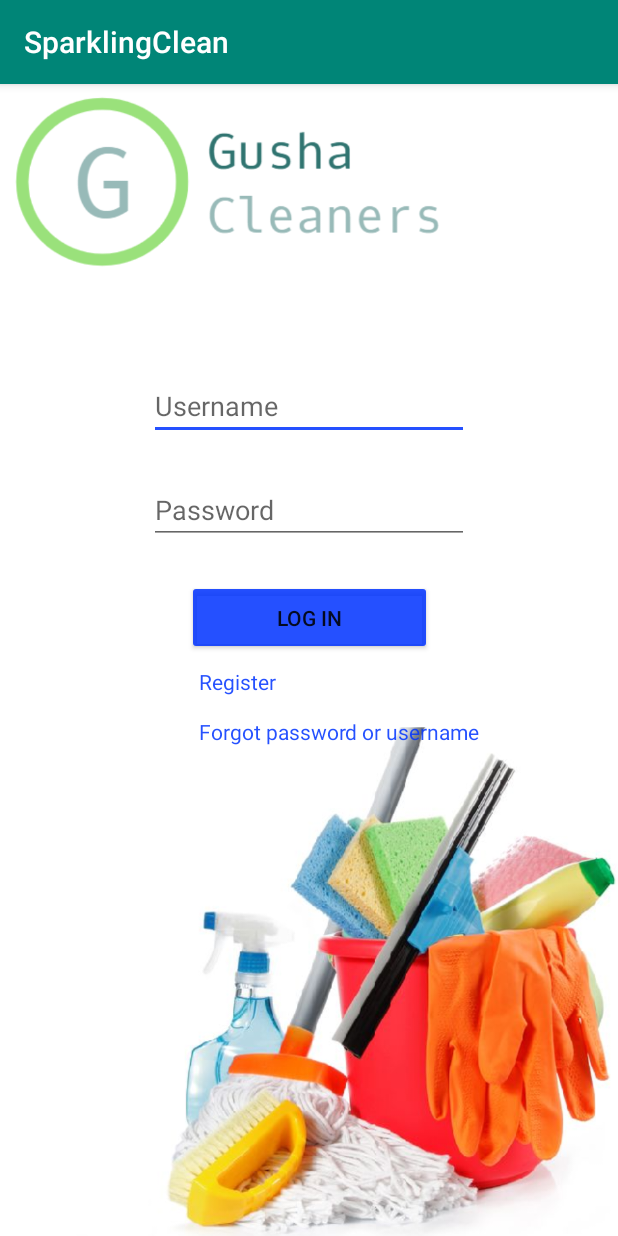
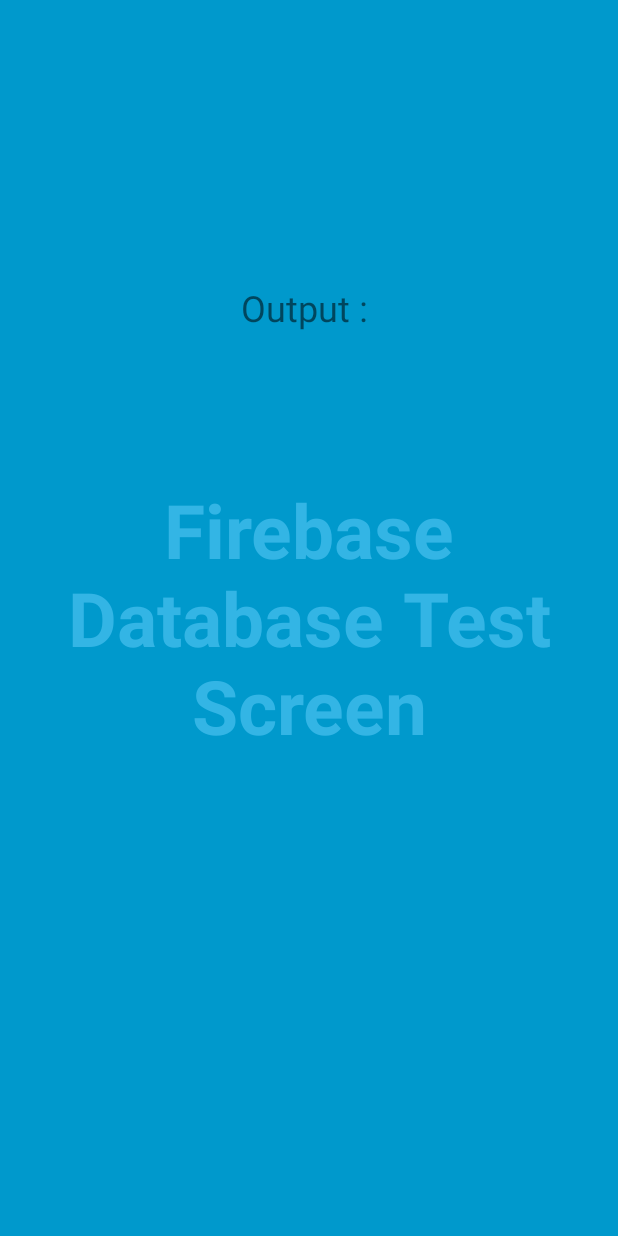
Before and after one commit to ltdeivis/SparklingClean, an Android app: the screen it shows after launch (LoginActivity before the commit, FirebaseActivity after it), after a tap on "LOG IN", on a phone screen of 412 x 824 dp. Run offline under Robolectric (Android 15) with nearby library versions, the phone set to English and light mode, and no system bars; 1 statement that could not run was skipped.

Commit message:
- Firebase testing added - New testing activity

```diff
--- a/app/build.gradle
+++ b/app/build.gradle
@@ -25,6 +25,7 @@ dependencies {
     implementation 'com.android.support:appcompat-v7:28.0.0'
     implementation 'com.android.support.constraint:constraint-layout:1.1.3'
     implementation 'com.google.firebase:firebase-database:16.0.4'
+    implementation 'com.android.support:support-v4:28.0.0'
     testImplementation 'junit:junit:4.12'
     androidTestImplementation 'com.android.support.test:runner:1.0.2'
     androidTestImplementation 'com.android.support.test.espresso:espresso-core:3.0.2'
--- a/app/src/main/java/com/example/sparklingclean/Firebase/DB/DatabaseTester.java
+++ b/app/src/main/java/com/example/sparklingclean/Firebase/DB/DatabaseTester.java
@@ -6,13 +6,15 @@ import com.google.firebase.database.FirebaseDatabase;
 public class DatabaseTester {
 
     public DatabaseTester() {
-        testWriteToDB();
+
     }
 
-    private void testWriteToDB() {
+    public void testWriteToDB(String reference, String content) {
         FirebaseDatabase database = FirebaseDatabase.getInstance();
-        DatabaseReference myRef = database.getReference("message");
+        DatabaseReference myRef = database.getReference(reference);
 
-        myRef.setValue("Yare Yare Daze");
+        myRef.setValue(content);
     }
+
+
 }
--- /dev/null
+++ b/app/src/main/java/com/example/sparklingclean/Firebase/DB/FirebaseActivity.java
@@ -0,0 +1,183 @@
+package com.example.sparklingclean.Firebase.DB;
+
+import android.annotation.SuppressLint;
+import android.support.v7.app.ActionBar;
+import android.support.v7.app.AppCompatActivity;
+import android.os.Bundle;
+import android.os.Handler;
+import android.view.MotionEvent;
+import android.view.View;
+import android.widget.Button;
+import android.widget.EditText;
+
+import com.example.sparklingclean.R;
+
+/**
+ * An example full-screen activity that shows and hides the system UI (i.e.
+ * status bar and navigation/system bar) with user interaction.
+ */
+public class FirebaseActivity extends AppCompatActivity {
+    /**
+     * Whether or not the system UI should be auto-hidden after
+     * {@link #AUTO_HIDE_DELAY_MILLIS} milliseconds.
+     */
+    private static final boolean AUTO_HIDE = true;
+
+    /**
+     * If {@link #AUTO_HIDE} is set, the number of milliseconds to wait after
+     * user interaction before hiding the system UI.
+     */
+    private static final int AUTO_HIDE_DELAY_MILLIS = 3000;
+
+    /**
+     * Some older devices needs a small delay between UI widget updates
+     * and a change of the status and navigation bar.
+     */
+    private static final int UI_ANIMATION_DELAY = 300;
+    private final Handler mHideHandler = new Handler();
+    private View mContentView;
+    private final Runnable mHidePart2Runnable = new Runnable() {
+        @SuppressLint("InlinedApi")
+        @Override
+        public void run() {
+            // Delayed removal of status and navigation bar
+
+            // Note that some of these constants are new as of API 16 (Jelly Bean)
+            // and API 19 (KitKat). It is safe to use them, as they are inlined
+            // at compile-time and do nothing on earlier devices.
+            mContentView.setSystemUiVisibility(View.SYSTEM_UI_FLAG_LOW_PROFILE
+                    | View.SYSTEM_UI_FLAG_FULLSCREEN
+                    | View.SYSTEM_UI_FLAG_LAYOUT_STABLE
+                    | View.SYSTEM_UI_FLAG_IMMERSIVE_STICKY
+                    | View.SYSTEM_UI_FLAG_LAYOUT_HIDE_NAVIGATION
+                    | View.SYSTEM_UI_FLAG_HIDE_NAVIGATION);
+        }
+    };
+    private View mControlsView;
+    private final Runnable mShowPart2Runnable = new Runnable() {
+        @Override
+        public void run() {
+            // Delayed display of UI elements
+            ActionBar actionBar = getSupportActionBar();
+            if (actionBar != null) {
+                actionBar.show();
+            }
+            mControlsView.setVisibility(View.VISIBLE);
+        }
+    };
+    private boolean mVisible;
+    private final Runnable mHideRunnable = new Runnable() {
+        @Override
+        public void run() {
+            hide();
+        }
+    };
+    /**
+     * Touch listener to use for in-layout UI controls to delay hiding the
+     * system UI. This is to prevent the jarring behavior of controls going away
+     * while interacting with activity UI.
+     */
+    private final View.OnTouchListener mDelayHideTouchListener = new View.OnTouchListener() {
+        @Override
+        public boolean onTouch(View view, MotionEvent motionEvent) {
+            if (AUTO_HIDE) {
+                delayedHide(AUTO_HIDE_DELAY_MILLIS);
+            }
+            return false;
+        }
+    };
+
+    @Override
+    protected void onCreate(Bundle savedInstanceState) {
+        super.onCreate(savedInstanceState);
+
+        setContentView(R.layout.activity_firebase);
+
+        mVisible = true;
+        mControlsView = findViewById(R.id.fullscreen_content_controls);
+        mContentView = findViewById(R.id.fullscreen_content);
+
+
+        // Set up the user interaction to manually show or hide the system UI.
+        mContentView.setOnClickListener(new View.OnClickListener() {
+            @Override
+            public void onClick(View view) {
+                toggle();
+            }
+        });
+
+        // Upon interacting with UI controls, delay any scheduled hide()
+        // operations to prevent the jarring behavior of controls going away
+        // while interacting with the UI.
+        findViewById(R.id.readBtn).setOnTouchListener(mDelayHideTouchListener);
+
+        Button writeBtn = (Button) findViewById(R.id.writeBtn);
+        writeBtn.setOnClickListener(new View.OnClickListener() {
+            @Override
+            public void onClick(View view) {
+                DatabaseTester tester = new DatabaseTester();
+
+                EditText refTxt = (EditText) findViewById(R.id.referenceTxt);
+                EditText contentTxt = (EditText) findViewById(R.id.contentTxt);
+
+                String ref = refTxt.getText().toString();
+                String cont = contentTxt.getText().toString();
+
+                tester.testWriteToDB(ref, cont);
+            }
+        });
+    }
+
+    @Override
+    protected void onPostCreate(Bundle savedInstanceState) {
+        super.onPostCreate(savedInstanceState);
+
+        // Trigger the initial hide() shortly after the activity has been
+        // created, to briefly hint to the user that UI controls
+        // are available.
+        delayedHide(100);
+    }
+
+    private void toggle() {
+        if (mVisible) {
+            hide();
+        } else {
+            show();
+        }
+    }
+
+    private void hide() {
+        // Hide UI first
+        ActionBar actionBar = getSupportActionBar();
+        if (actionBar != null) {
+            actionBar.hide();
+        }
+        mControlsView.setVisibility(View.GONE);
+        mVisible = false;
+
+        // Schedule a runnable to remove the status and navigation bar after a delay
+        mHideHandler.removeCallbacks(mShowPart2Runnable);
+        mHideHandler.postDelayed(mHidePart2Runnable, UI_ANIMATION_DELAY);
+    }
+
+    @SuppressLint("InlinedApi")
+    private void show() {
+        // Show the system bar
+        mContentView.setSystemUiVisibility(View.SYSTEM_UI_FLAG_LAYOUT_FULLSCREEN
+                | View.SYSTEM_UI_FLAG_LAYOUT_HIDE_NAVIGATION);
+        mVisible = true;
+
+        // Schedule a runnable to display UI elements after a delay
+        mHideHandler.removeCallbacks(mHidePart2Runnable);
+        mHideHandler.postDelayed(mShowPart2Runnable, UI_ANIMATION_DELAY);
+    }
+
+    /**
+     * Schedules a call to hide() in delay milliseconds, canceling any
+     * previously scheduled calls.
+     */
+    private void delayedHide(int delayMillis) {
+        mHideHandler.removeCallbacks(mHideRunnable);
+        mHideHandler.postDelayed(mHideRunnable, delayMillis);
+    }
+}
--- a/app/src/main/java/com/example/sparklingclean/Login/LoginActivity.java
+++ b/app/src/main/java/com/example/sparklingclean/Login/LoginActivity.java
@@ -1,5 +1,6 @@
 package com.example.sparklingclean.Login;
 
+import android.content.Intent;
 import android.os.AsyncTask;
 import android.support.v7.app.AppCompatActivity;
 import android.os.Bundle;
@@ -10,6 +11,8 @@ import android.widget.EditText;
 import com.example.sparklingclean.DB.DB_Interface;
 import com.example.sparklingclean.DB.User;
 import com.example.sparklingclean.Firebase.DB.DatabaseTester;
+import com.example.sparklingclean.Firebase.DB.FirebaseActivity;
+import com.example.sparklingclean.MainActivity;
 import com.example.sparklingclean.R;
 
 import java.io.BufferedReader;
@@ -41,7 +44,7 @@ public class LoginActivity extends AppCompatActivity {
         username = ((EditText) findViewById(R.id.usernameTxt)).getText().toString();
         password = ((EditText) findViewById(R.id.passowrdTxt)).getText().toString();
 
-        DatabaseTester firebaseTester = new DatabaseTester();
+        startActivity(new Intent(LoginActivity.this, FirebaseActivity.class));
 
 //        DoLogin doLogin = new DoLogin();
 //        doLogin.execute();
--- /dev/null
+++ b/app/src/main/res/layout/activity_firebase.xml
@@ -0,0 +1,115 @@
+<?xml version="1.0" encoding="utf-8"?>
+<FrameLayout xmlns:android="http://schemas.android.com/apk/res/android"
+    xmlns:app="http://schemas.android.com/apk/res-auto"
+    xmlns:tools="http://schemas.android.com/tools"
+    android:layout_width="match_parent"
+    android:layout_height="match_parent"
+    android:background="#0099cc"
+    tools:context=".Firebase.DB.FirebaseActivity">
+
+    <!-- The primary full-screen view. This can be replaced with whatever view
+         is needed to present your content, e.g. VideoView, SurfaceView,
+         TextureView, etc. -->
+
+    <TextView
+        android:id="@+id/fullscreen_content"
+        android:layout_width="match_parent"
+        android:layout_height="match_parent"
+        android:gravity="center"
+        android:keepScreenOn="true"
+        android:text="@string/dummy_content"
+        android:textColor="#33b5e5"
+        android:textSize="50sp"
+        android:textStyle="bold" />
+
+    <!-- This FrameLayout insets its children based on system windows using
+         android:fitsSystemWindows. -->
+    <FrameLayout
+        android:layout_width="match_parent"
+        android:layout_height="match_parent"
+        android:fitsSystemWindows="true">
+
+        <android.support.constraint.ConstraintLayout
+            android:layout_width="match_parent"
+            android:layout_height="686dp">
+
+            <TextView
+                android:id="@+id/outputLbl"
+                android:layout_width="wrap_content"
+                android:layout_height="wrap_content"
+                android:layout_marginTop="32dp"
+                android:layout_marginBottom="420dp"
+                android:text="Output : "
+                android:textSize="24sp"
+                app:layout_constraintBottom_toBottomOf="parent"
+                app:layout_constraintEnd_toEndOf="parent"
+                app:layout_constraintStart_toStartOf="parent"
+                app:layout_constraintTop_toTopOf="parent" />
+        </android.support.constraint.ConstraintLayout>
+
+        <LinearLayout
+            android:id="@+id/fullscreen_content_controls"
+            style="?metaButtonBarStyle"
+            android:layout_width="match_parent"
+            android:layout_height="109dp"
+            android:layout_gravity="bottom|center_horizontal"
+            android:background="@color/black_overlay"
+            android:orientation="horizontal"
+            tools:ignore="UselessParent">
+
+            <android.support.constraint.ConstraintLayout
+                android:layout_width="match_parent"
+                android:layout_height="match_parent"
+                android:layout_weight="1">
+
+                <EditText
+                    android:id="@+id/contentTxt"
+                    android:layout_width="274dp"
+                    android:layout_height="51dp"
+                    android:background="?android:attr/colorBackground"
+                    android:ems="10"
+                    android:inputType="textPersonName"
+                    android:text="Content"
+                    app:layout_constraintBottom_toBottomOf="parent"
+                    app:layout_constraintEnd_toEndOf="parent"
+                    app:layout_constraintStart_toEndOf="@+id/referenceTxt"
+                    app:layout_constraintTop_toBottomOf="@+id/readBtn" />
+
+                <Button
+                    android:id="@+id/readBtn"
+                    style="@style/Widget.AppCompat.Button"
+                    android:layout_width="278dp"
+                    android:layout_height="52dp"
+                    android:layout_weight="1"
+                    android:text="@string/readBtn"
+                    app:layout_constraintEnd_toEndOf="parent"
+                    app:layout_constraintStart_toEndOf="@+id/writeBtn"
+                    app:layout_constraintTop_toTopOf="parent" />
+
+                <EditText
+                    android:id="@+id/referenceTxt"
+                    android:layout_width="131dp"
+                    android:layout_height="53dp"
+                    android:layout_weight="1"
+                    android:background="?android:attr/colorLongPressedHighlight"
+                    android:ems="10"
+                    android:inputType="textPersonName"
+                    android:text="Ref"
+                    app:layout_constraintBottom_toBottomOf="parent"
+                    app:layout_constraintStart_toStartOf="parent"
+                    app:layout_constraintTop_toBottomOf="@+id/writeBtn" />
+
+                <Button
+                    android:id="@+id/writeBtn"
+                    android:layout_width="134dp"
+                    android:layout_height="53dp"
+                    android:text="@string/writeBtn"
+                    app:layout_constraintStart_toStartOf="parent"
+                    app:layout_constraintTop_toTopOf="parent" />
+            </android.support.constraint.ConstraintLayout>
+
+        </LinearLayout>
+
+    </FrameLayout>
+
+</FrameLayout>
--- /dev/null
+++ b/app/src/main/res/values/attrs.xml
@@ -0,0 +1,12 @@
+<resources>
+
+    <!-- Declare custom theme attributes that allow changing which styles are
+         used for button bars depending on the API level.
+         ?android:attr/buttonBarStyle is new as of API 11 so this is
+         necessary to support previous API levels. -->
+    <declare-styleable name="ButtonBarContainerTheme">
+        <attr name="metaButtonBarStyle" format="reference" />
+        <attr name="metaButtonBarButtonStyle" format="reference" />
+    </declare-styleable>
+
+</resources>
--- a/app/src/main/res/values/colors.xml
+++ b/app/src/main/res/values/colors.xml
@@ -3,4 +3,6 @@
     <color name="colorPrimary">#008577</color>
     <color name="colorPrimaryDark">#00574B</color>
     <color name="colorAccent">#DA0033FF</color>
+
+    <color name="black_overlay">#66000000</color>
 </resources>
--- a/app/src/main/res/values/strings.xml
+++ b/app/src/main/res/values/strings.xml
@@ -40,4 +40,9 @@
     <!--Buttons-->
     <string name="finishBtn">Finish</string>
 
+    <string name="title_activity_firebase">FirebaseActivity</string>
+    <string name="writeBtn">Write</string>
+    <string name="readBtn">Read</string>
+    <string name="dummy_content">Firebase Database Test Screen</string>
+
 </resources>
--- a/app/src/main/res/values/styles.xml
+++ b/app/src/main/res/values/styles.xml
@@ -8,4 +8,16 @@
         <item name="colorAccent">@color/colorAccent</item>
     </style>
 
+    <style name="FullscreenTheme" parent="AppTheme">
+        <item name="android:actionBarStyle">@style/FullscreenActionBarStyle</item>
+        <item name="android:windowActionBarOverlay">true</item>
+        <item name="android:windowBackground">@null</item>
+        <item name="metaButtonBarStyle">?android:attr/buttonBarStyle</item>
+        <item name="metaButtonBarButtonStyle">?android:attr/buttonBarButtonStyle</item>
+    </style>
+
+    <style name="FullscreenActionBarStyle" parent="Widget.AppCompat.ActionBar">
+        <item name="android:background">@color/black_overlay</item>
+    </style>
+
 </resources>
```
Also changed, not shown: app/src/main/AndroidManifest.xml (+12 -6 lines), 1 other file.
